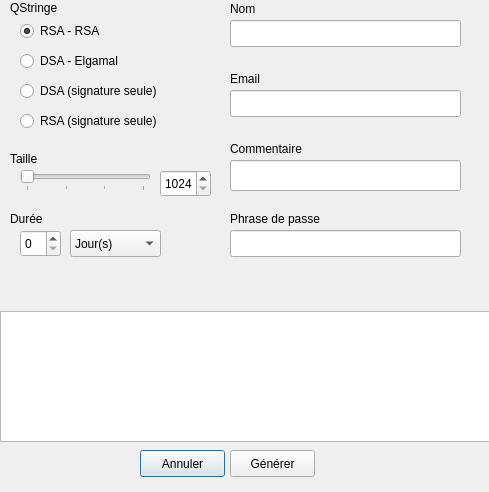
Old version of the form GuiPG/src/View/keycreation.ui in the repository Diakakodo/GuiPG.
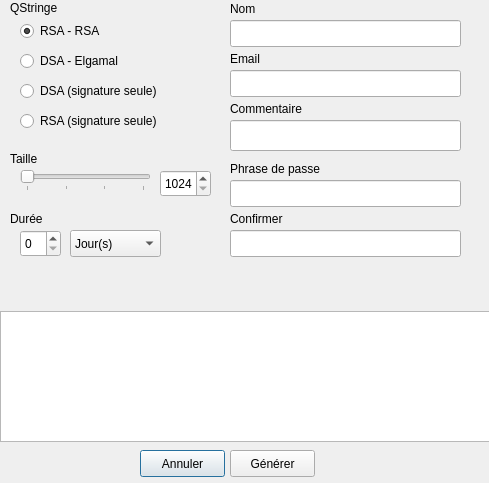
New version of the form.

Commit message: Ajout d'un champ de confirmation pour la passphrase lors de la création de clefs

The edit to the form file:
```diff
--- a/GuiPG/src/View/keycreation.ui
+++ b/GuiPG/src/View/keycreation.ui
@@ -7,7 +7,7 @@
     <x>0</x>
     <y>0</y>
     <width>489</width>
-    <height>492</height>
+    <height>483</height>
    </rect>
   </property>
   <property name="windowTitle">
@@ -221,7 +221,7 @@
    <property name="geometry">
     <rect>
      <x>230</x>
-     <y>70</y>
+     <y>50</y>
      <width>55</width>
      <height>17</height>
     </rect>
@@ -234,7 +234,7 @@
    <property name="geometry">
     <rect>
      <x>230</x>
-     <y>140</y>
+     <y>100</y>
      <width>91</width>
      <height>17</height>
     </rect>
@@ -257,7 +257,7 @@
    <property name="geometry">
     <rect>
      <x>230</x>
-     <y>90</y>
+     <y>70</y>
      <width>231</width>
      <height>27</height>
     </rect>
@@ -740,7 +740,7 @@
    <property name="geometry">
     <rect>
      <x>230</x>
-     <y>160</y>
+     <y>120</y>
      <width>231</width>
      <height>31</height>
     </rect>
@@ -750,7 +750,7 @@
    <property name="geometry">
     <rect>
      <x>230</x>
-     <y>210</y>
+     <y>160</y>
      <width>111</width>
      <height>17</height>
     </rect>
@@ -763,7 +763,7 @@
    <property name="geometry">
     <rect>
      <x>230</x>
-     <y>230</y>
+     <y>180</y>
      <width>231</width>
      <height>27</height>
     </rect>
@@ -794,6 +794,32 @@
     </item>
    </layout>
   </widget>
+  <widget class="QLabel" name="label_9">
+   <property name="geometry">
+    <rect>
+     <x>230</x>
+     <y>210</y>
+     <width>111</width>
+     <height>17</height>
+    </rect>
+   </property>
+   <property name="text">
+    <string>Confirmer</string>
+   </property>
+  </widget>
+  <widget class="QLineEdit" name="lineEdit_5">
+   <property name="geometry">
+    <rect>
+     <x>230</x>
+     <y>230</y>
+     <width>231</width>
+     <height>27</height>
+    </rect>
+   </property>
+   <property name="echoMode">
+    <enum>QLineEdit::Password</enum>
+   </property>
+  </widget>
  </widget>
  <resources/>
  <connections/>
```
The commit also changes 2 other files.
